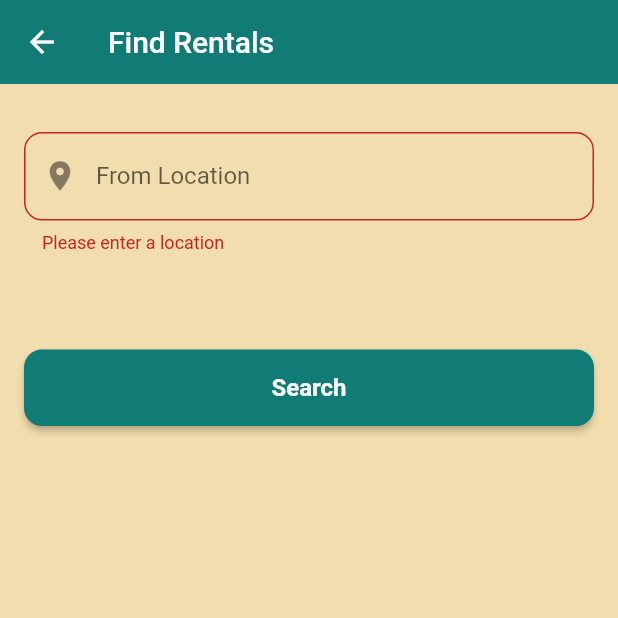
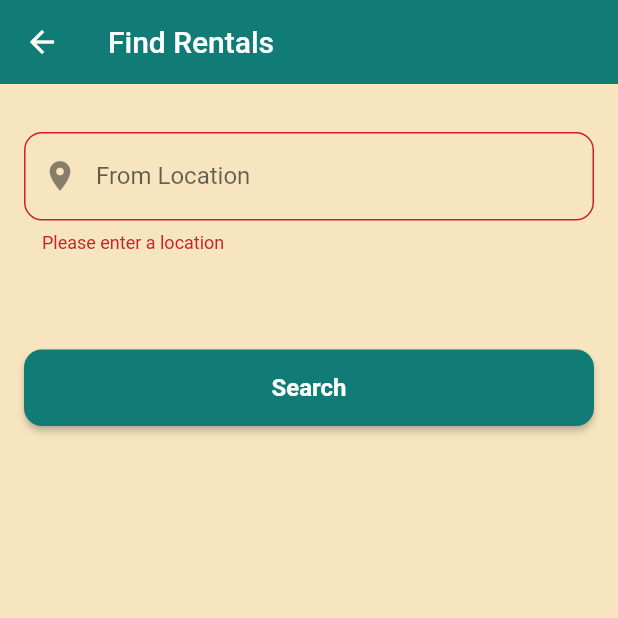
Before and after one commit to bjbaloch/YOUBOOK, a Flutter app: the SearchScreen screen opened directly with empty values, after a tap on "Search", on a phone screen of 412 x 824 dp, the top half of it. Run offline on Flutter 3.47's test engine with Material 3 defaults, Android fonts, the phone set to English and light mode, and no system bars; our stand-ins replace app_links, flutter_local_notifications, flutter_secure_storage, hive_flutter, shared_preferences, supabase_flutter; accounts and stored records are empty.

Commit message:
Add undefined colors to AppColors and update usages
- Added darkBackground, darkSurface, and greyShade100 constants
- Updated dark theme to use new constants
- Replaced Colors.grey.shade100 with AppColors.greyShade100 in search and home screens

```diff
--- a/youbook/lib/core/theme/app_colors.dart
+++ b/youbook/lib/core/theme/app_colors.dart
@@ -2,7 +2,7 @@ import 'package:flutter/material.dart';
 import 'package:shared_preferences/shared_preferences.dart';
 
 class AppColors {
-  static const Color background = Color.fromARGB(255, 241, 221, 173);
+  static const Color background = Color.fromARGB(255, 246, 229, 191);
   static const Color lightSeaGreen = Color.fromARGB(255, 17, 123, 118);
   static const Color accentOrange = Color(0xFFFFA800);
   static const Color logoYellow = Color(0xFFFFFF00);
@@ -36,10 +36,15 @@ class AppColors {
 
   static const Color inputBorder = Color(0xFF000000);
   static const Color hint = Color(0x99000000);
+  static const Color green = Color.fromRGBO(76, 175, 80, 1);
 
   static const Color circleGreen = Color(0xFF12A21C);
   static const Color textOnCircle = Color(0xFFFFFFFF);
   static const Color transparent = Color.fromRGBO(0, 0, 0, 0);
+
+  static const Color darkBackground = Color(0xFF101214);
+  static const Color darkSurface = Color(0xFF1A1D1F);
+  static const Color greyShade100 = Color(0xFFF5F5F5);
 }
 
 /// App-wide theme controller + ThemeData using your color schema.
@@ -108,7 +113,6 @@ class AppTheme {
       ),
     ),
     snackBarTheme: const SnackBarThemeData(
-      backgroundColor: AppColors.lightSeaGreen,
       contentTextStyle: TextStyle(color: AppColors.textWhite),
     ),
     useMaterial3: false,
@@ -117,7 +121,7 @@ class AppTheme {
   /// Dark theme
   static final ThemeData dark = ThemeData(
     brightness: Brightness.dark,
-    scaffoldBackgroundColor: const Color(0xFF101214),
+    scaffoldBackgroundColor: AppColors.darkBackground,
     primaryColor: AppColors.lightSeaGreen,
     colorScheme: const ColorScheme(
       brightness: Brightness.dark,
@@ -127,9 +131,9 @@ class AppTheme {
       onSecondary: AppColors.textWhite,
       error: AppColors.red,
       onError: AppColors.textWhite,
-      background: Color(0xFF101214),
+      background: AppColors.darkBackground,
       onBackground: AppColors.textWhite,
-      surface: Color(0xFF1A1D1F),
+      surface: AppColors.darkSurface,
       onSurface: AppColors.textWhite,
     ),
     appBarTheme: const AppBarTheme(
@@ -151,7 +155,6 @@ class AppTheme {
       ),
     ),
     snackBarTheme: const SnackBarThemeData(
-      backgroundColor: AppColors.lightSeaGreen,
       contentTextStyle: TextStyle(color: AppColors.textWhite),
     ),
     useMaterial3: false,
--- a/youbook/lib/screens/passenger/home_screen.dart
+++ b/youbook/lib/screens/passenger/home_screen.dart
@@ -1,5 +1,6 @@
 import 'package:flutter/material.dart';
 import '../../core/constants/app_constants.dart';
+import '../../core/theme/app_colors.dart';
 
 class HomeScreen extends StatelessWidget {
   const HomeScreen({super.key});
@@ -120,7 +121,7 @@ class HomeScreen extends StatelessWidget {
                   Container(
                     height: 120,
                     decoration: BoxDecoration(
-                      color: Colors.grey.shade100,
+                      color: AppColors.greyShade100,
                       borderRadius: BorderRadius.circular(12),
                     ),
                     child: const Center(
--- a/youbook/lib/screens/passenger/search_screen.dart
+++ b/youbook/lib/screens/passenger/search_screen.dart
@@ -1,6 +1,8 @@
 import 'package:flutter/material.dart';
 import 'package:intl/intl.dart';
 import '../../core/constants/app_constants.dart';
+import '../../core/theme/app_colors.dart';
+import '../../core/theme/snackbar_utils.dart';
 
 class SearchScreen extends StatefulWidget {
   const SearchScreen({super.key, required this.serviceType});
@@ -16,7 +18,9 @@ class _SearchScreenState extends State<SearchScreen> {
   final TextEditingController _fromController = TextEditingController();
   final TextEditingController _toController = TextEditingController();
   final TextEditingController _dateController = TextEditingController();
-  final TextEditingController _passengersController = TextEditingController(text: '1');
+  final TextEditingController _passengersController = TextEditingController(
+    text: '1',
+  );
 
   DateTime? _selectedDate;
 
@@ -48,16 +52,21 @@ class _SearchScreenState extends State<SearchScreen> {
   void _search() {
     if (!_formKey.currentState!.validate()) return;
 
-    if (widget.serviceType == AppConstants.serviceTransport && _selectedDate == null) {
-      ScaffoldMessenger.of(context).showSnackBar(
-        const SnackBar(content: Text('Please select a travel date')),
+    if (widget.serviceType == AppConstants.serviceTransport &&
+        _selectedDate == null) {
+      SnackBarUtils.showSnackBar(
+        context,
+        'Please select a travel date',
+        type: SnackBarType.other,
       );
       return;
     }
 
     // Navigate to search results (Placeholder - would integrate with search_results_screen.dart)
-    ScaffoldMessenger.of(context).showSnackBar(
-      const SnackBar(content: Text('Search functionality will be implemented')),
+    SnackBarUtils.showSnackBar(
+      context,
+      'Search functionality will be implemented',
+      type: SnackBarType.other,
     );
   }
 
@@ -66,14 +75,11 @@ class _SearchScreenState extends State<SearchScreen> {
     final title = widget.serviceType == AppConstants.serviceTransport
         ? 'Search Buses/Trains'
         : widget.serviceType == AppConstants.serviceAccommodation
-            ? 'Find Hotels'
-            : 'Find Rentals';
+        ? 'Find Hotels'
+        : 'Find Rentals';
 
     return Scaffold(
-      appBar: AppBar(
-        title: Text(title),
-        elevation: 0,
-      ),
+      appBar: AppBar(title: Text(title), elevation: 0),
       body: SingleChildScrollView(
         padding: const EdgeInsets.all(16),
         child: Form(
@@ -87,7 +93,8 @@ class _SearchScreenState extends State<SearchScreen> {
               TextFormField(
                 controller: _fromController,
                 decoration: InputDecoration(
-                  labelText: widget.serviceType == AppConstants.serviceAccommodation
+                  labelText:
+                      widget.serviceType == AppConstants.serviceAccommodation
                       ? 'City'
                       : 'From Location',
                   prefixIcon: const Icon(Icons.location_on),
@@ -264,10 +271,7 @@ class _SearchScreenState extends State<SearchScreen> {
               if (widget.serviceType == AppConstants.serviceTransport) ...[
                 const Text(
                   'Quick Search',
-                  style: TextStyle(
-                    fontSize: 16,
-                    fontWeight: FontWeight.bold,
-                  ),
+                  style: TextStyle(fontSize: 16, fontWeight: FontWeight.bold),
                 ),
                 const SizedBox(height: 12),
                 Wrap(
@@ -304,18 +308,17 @@ class _QuickSearchChip extends StatelessWidget {
         final parts = route.split(' → ');
         if (parts.length == 2) {
           // This would update the form fields
-          ScaffoldMessenger.of(context).showSnackBar(
-            SnackBar(content: Text('Selected: $route')),
+          SnackBarUtils.showSnackBar(
+            context,
+            'Selected: $route',
+            type: SnackBarType.other,
           );
         }
       },
       borderRadius: BorderRadius.circular(20),
       child: Chip(
-        label: Text(
-          route,
-          style: const TextStyle(fontSize: 12),
-        ),
-        backgroundColor: Colors.grey.shade100,
+        label: Text(route, style: const TextStyle(fontSize: 12)),
+        backgroundColor: AppColors.greyShade100,
       ),
     );
   }
```
